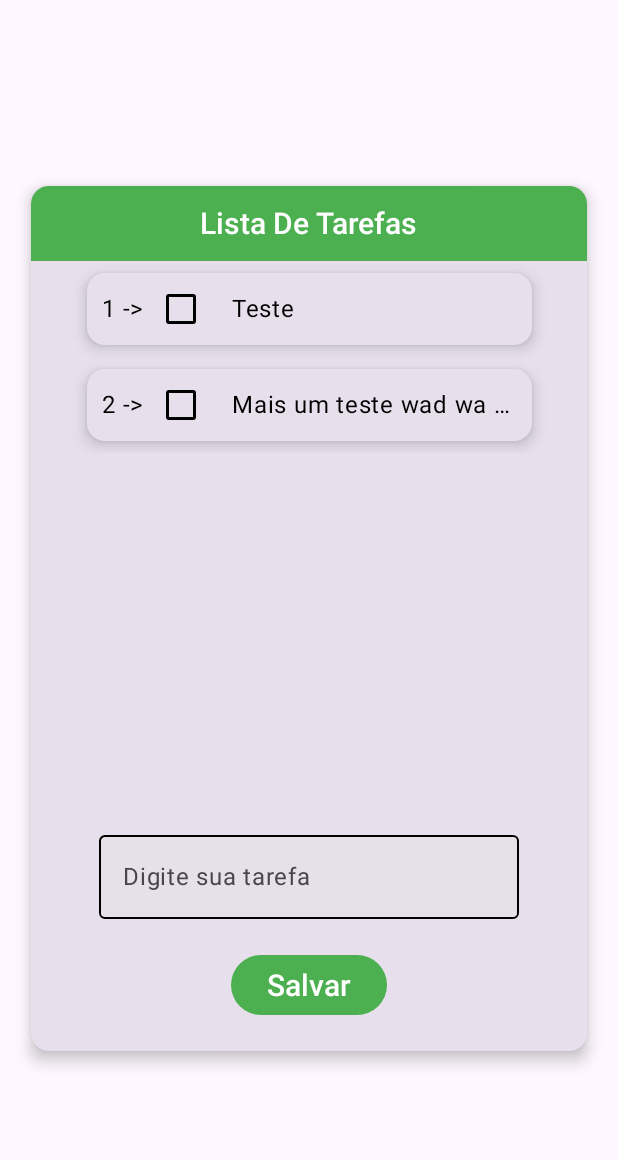
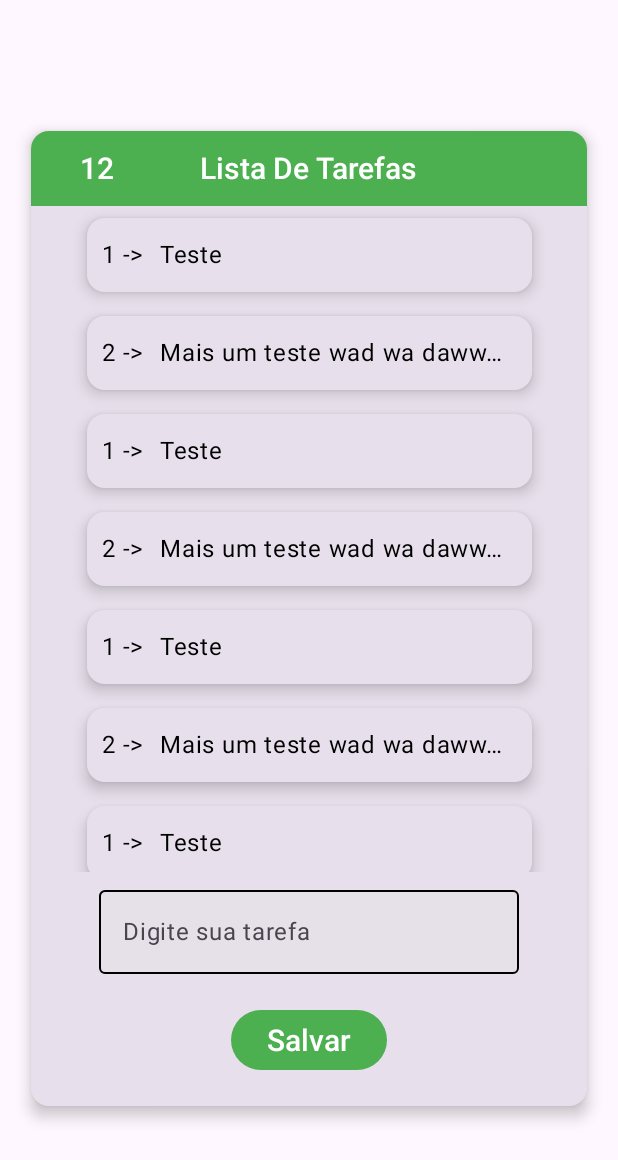
Before and after one commit to MaiconMJS/lista-de-tarefas-android, an Android app built with Jetpack Compose: the screen it shows after launch (HomeActivity), on a phone screen of 412 x 824 dp. Shown: the top 1160 px of the screen. Run offline under Robolectric (Android 15) with nearby library versions, the phone set to English and light mode, and no system bars.

Commit message:
Card view concluído

```diff
--- a/app/build.gradle.kts
+++ b/app/build.gradle.kts
@@ -40,7 +40,6 @@ android {
 }
 
 dependencies {
-
     implementation(libs.androidx.core.ktx)
     implementation(libs.androidx.lifecycle.runtime.ktx)
     implementation(libs.androidx.activity.compose)
--- a/app/src/main/java/com/newoverride/listadetarefas/dimens/Dimens.kt
+++ b/app/src/main/java/com/newoverride/listadetarefas/dimens/Dimens.kt
@@ -10,4 +10,6 @@ object Dimens {
     val paddingVerticalCardTask = 8.dp
     val paddingCheckBoxStart = 10.dp
     val paddingTaskText = 10.dp
+    val cardHeight = 650.dp
+    val taskCardHeight = 65.dp
 }
--- a/app/src/main/java/com/newoverride/listadetarefas/hooks/TaskHook.kt
+++ b/app/src/main/java/com/newoverride/listadetarefas/hooks/TaskHook.kt
@@ -1,7 +1,9 @@
 package com.newoverride.listadetarefas.hooks
 
 import androidx.compose.runtime.Composable
+import androidx.compose.runtime.LaunchedEffect
 import androidx.compose.runtime.MutableState
+import androidx.compose.runtime.mutableIntStateOf
 import androidx.compose.runtime.mutableStateListOf
 import androidx.compose.runtime.mutableStateOf
 import androidx.compose.runtime.remember
@@ -9,6 +11,9 @@ import androidx.compose.runtime.rememberCoroutineScope
 import androidx.compose.runtime.snapshots.SnapshotStateList
 import androidx.compose.ui.platform.LocalFocusManager
 import androidx.compose.ui.platform.LocalSoftwareKeyboardController
+import androidx.lifecycle.Lifecycle
+import androidx.lifecycle.compose.LocalLifecycleOwner
+import androidx.lifecycle.repeatOnLifecycle
 import com.newoverride.listadetarefas.model.TaskHookModel
 import com.newoverride.listadetarefas.model.TaskModel
 import kotlinx.coroutines.delay
@@ -21,12 +26,25 @@ fun taskHook(): TaskHookModel {
 
     val coroutineScope = rememberCoroutineScope()
 
+    val isDeleteMode = remember { mutableStateOf<Boolean>(false) }
+    val visibility = remember { mutableStateOf(false) }
+    val allTask = remember { mutableIntStateOf(0) }
     val textFieldText = remember { mutableStateOf("") }
     val isPressed = remember { mutableStateOf(false) }
     val taskList = remember {
         mutableStateListOf<TaskModel>(
             TaskModel(id = 1, message = "Teste"),
-            TaskModel(id = 2, message = "Mais um teste wad wa dawwa dwa dwadaw wa wad wad wa")
+            TaskModel(id = 2, message = "Mais um teste wad wa dawwa dwa dwadaw wa wad wad wa"),
+            TaskModel(id = 1, message = "Teste"),
+            TaskModel(id = 2, message = "Mais um teste wad wa dawwa dwa dwadaw wa wad wad wa"),
+            TaskModel(id = 1, message = "Teste"),
+            TaskModel(id = 2, message = "Mais um teste wad wa dawwa dwa dwadaw wa wad wad wa"),
+            TaskModel(id = 1, message = "Teste"),
+            TaskModel(id = 2, message = "Mais um teste wad wa dawwa dwa dwadaw wa wad wad wa"),
+            TaskModel(id = 1, message = "Teste"),
+            TaskModel(id = 2, message = "Mais um teste wad wa dawwa dwa dwadaw wa wad wad wa"),
+            TaskModel(id = 1, message = "Teste"),
+            TaskModel(id = 2, message = "Mais um teste wad wa dawwa dwa dwadaw wa wad wad wa"),
         )
     }
 
@@ -36,6 +54,43 @@ fun taskHook(): TaskHookModel {
             delay(300)
             active.value = false
         }
+    }
+
+    fun showAllTaskInfo(taskList: SnapshotStateList<TaskModel>) {
+        val total = taskList.size
+        allTask.intValue = total
+    }
+
+    fun zeroAllTaskInfo() {
+       allTask.intValue = 0
+    }
+
+    fun onDelete(taskList: SnapshotStateList<TaskModel>) {
+        animatedButton(isPressed)
+        val itemsToRemove = taskList.filter { it.marked.value }
+        taskList.removeAll(itemsToRemove)
+        showAllTaskInfo(taskList)
+        zeroAllTaskInfo()
+    }
+
+    val zeroAllTaskInfo = {
+        zeroAllTaskInfo()
+    }
+
+    val onDelete = {
+        onDelete(taskList)
+    }
+
+    fun showAllCheckBox(taskList: SnapshotStateList<TaskModel>) {
+        taskList.forEach { items ->
+            items.showCheckBox.value = true
+        }
+        visibility.value = true
+        isDeleteMode.value = true
+    }
+
+    val showAllCheckBox = {
+        showAllCheckBox(taskList)
     }
 
     fun verifyTextFieldAndAddTask(taskList: SnapshotStateList<TaskModel>) {
@@ -51,12 +106,50 @@ fun taskHook(): TaskHookModel {
 
     val saveTask = {
         verifyTextFieldAndAddTask(taskList)
+        showAllTaskInfo(taskList)
+    }
+
+    fun hideX(taskList: SnapshotStateList<TaskModel>) {
+        taskList.forEach { items ->
+            items.marked.value = false
+            items.showCheckBox.value = false
+        }
+        visibility.value = false
+        showAllTaskInfo(taskList)
+        isDeleteMode.value = false
+    }
+
+    val hideX = {
+        hideX(taskList)
+    }
+
+    fun incrementTaskCont() {
+        allTask.intValue++
+    }
+
+    val checkedCont = {
+        incrementTaskCont()
+    }
+
+    val lifecycleOwner = LocalLifecycleOwner.current
+    LaunchedEffect(lifecycleOwner) {
+        lifecycleOwner.repeatOnLifecycle(Lifecycle.State.STARTED) {
+            if (taskList.isNotEmpty()) if (!taskList[0].showCheckBox.value) showAllTaskInfo(taskList)
+        }
     }
 
     return TaskHookModel(
         textFieldText = textFieldText,
         isPressed = isPressed,
         taskList = taskList,
-        saveTask = saveTask
+        saveTask = saveTask,
+        allTask = allTask,
+        showAllCheckBox = showAllCheckBox,
+        zeroAllTaskInfo = zeroAllTaskInfo,
+        visibility = visibility,
+        hideX = hideX,
+        checkedCont = checkedCont,
+        onDelete = onDelete,
+        isDeleteMode = isDeleteMode
     )
 }
--- a/app/src/main/java/com/newoverride/listadetarefas/model/TaskHookModel.kt
+++ b/app/src/main/java/com/newoverride/listadetarefas/model/TaskHookModel.kt
@@ -1,5 +1,6 @@
 package com.newoverride.listadetarefas.model
 
+import androidx.compose.runtime.MutableIntState
 import androidx.compose.runtime.MutableState
 import androidx.compose.runtime.snapshots.SnapshotStateList
 
@@ -8,4 +9,12 @@ data class TaskHookModel(
     val isPressed: MutableState<Boolean>,
     val taskList: SnapshotStateList<TaskModel>,
     val saveTask: () -> Unit,
+    val allTask: MutableIntState,
+    val showAllCheckBox: () -> Unit,
+    val zeroAllTaskInfo: () -> Unit,
+    val visibility: MutableState<Boolean>,
+    val hideX: () -> Unit,
+    val checkedCont: () -> Unit,
+    val onDelete: () -> Unit,
+    val isDeleteMode: MutableState<Boolean>
 )
--- a/app/src/main/java/com/newoverride/listadetarefas/model/TaskModel.kt
+++ b/app/src/main/java/com/newoverride/listadetarefas/model/TaskModel.kt
@@ -5,6 +5,7 @@ import androidx.compose.runtime.mutableStateOf
 
 data class TaskModel(
     val id: Int,
+    val showCheckBox: MutableState<Boolean> = mutableStateOf(false),
     val marked: MutableState<Boolean> = mutableStateOf(false),
     val message: String
 )
--- a/app/src/main/java/com/newoverride/listadetarefas/ui/components/ButtonCustom.kt
+++ b/app/src/main/java/com/newoverride/listadetarefas/ui/components/ButtonCustom.kt
@@ -9,6 +9,7 @@ import androidx.compose.material3.ButtonDefaults
 import androidx.compose.material3.MaterialTheme
 import androidx.compose.material3.Text
 import androidx.compose.runtime.Composable
+import androidx.compose.runtime.MutableState
 import androidx.compose.runtime.getValue
 import androidx.compose.ui.Modifier
 import androidx.compose.ui.draw.scale
@@ -19,23 +20,31 @@ import com.newoverride.listadetarefas.dimens.Dimens
 @Composable
 fun ButtonCustom(
     onClick: () -> Unit,
-    isPressed: Boolean,
+    onDelete: () -> Unit,
+    isPressed: MutableState<Boolean>,
+    isDeleteMode: MutableState<Boolean>
 ) {
     val scale by animateFloatAsState(
-        targetValue = if (isPressed) 0.9f else 1.0f,
+        targetValue = if (isPressed.value) 0.9f else 1.0f,
         animationSpec = spring(
             dampingRatio = Spring.DampingRatioMediumBouncy,
             stiffness = Spring.StiffnessMedium
         ),
         label = "spring-press-scale"
     )
+
+    val modifier = Modifier
+        .scale(scale)
+        .padding(bottom = Dimens.buttonBottomPadding)
+
     Button(
-        onClick = onClick,
-        colors = ButtonDefaults.buttonColors(containerColor = MaterialTheme.colorScheme.tertiary),
-        modifier = Modifier
-            .scale(scale)
-            .padding(bottom = Dimens.buttonBottomPadding),
+        onClick = if (isDeleteMode.value) onDelete else onClick,
+        colors = ButtonDefaults.buttonColors(containerColor = if (isDeleteMode.value) MaterialTheme.colorScheme.onSecondary else MaterialTheme.colorScheme.tertiary),
+        modifier = modifier
     ) {
-        Text(text = stringResource(R.string.salvar), style = MaterialTheme.typography.labelSmall)
+        Text(
+            text = stringResource(if (isDeleteMode.value) R.string.deletar else R.string.salvar),
+            style = MaterialTheme.typography.labelSmall
+        )
     }
 }
--- a/app/src/main/java/com/newoverride/listadetarefas/ui/components/CardCustom.kt
+++ b/app/src/main/java/com/newoverride/listadetarefas/ui/components/CardCustom.kt
@@ -5,10 +5,12 @@ import androidx.compose.foundation.layout.Column
 import androidx.compose.foundation.layout.fillMaxHeight
 import androidx.compose.foundation.layout.fillMaxSize
 import androidx.compose.foundation.layout.fillMaxWidth
+import androidx.compose.foundation.layout.heightIn
 import androidx.compose.material3.Card
 import androidx.compose.material3.CardDefaults
 import androidx.compose.material3.MaterialTheme
 import androidx.compose.runtime.Composable
+import androidx.compose.runtime.MutableIntState
 import androidx.compose.runtime.MutableState
 import androidx.compose.runtime.snapshots.SnapshotStateList
 import androidx.compose.ui.Alignment
@@ -21,7 +23,15 @@ fun CardCustom(
     textFieldText: MutableState<String>,
     saveTask: () -> Unit,
     taskList: SnapshotStateList<TaskModel>,
-    isPressed: MutableState<Boolean>
+    isPressed: MutableState<Boolean>,
+    allTask: MutableIntState,
+    showAllCheckBox: () -> Unit,
+    zeroAllTaskInfo: () -> Unit,
+    visibility: MutableState<Boolean>,
+    hideX: () -> Unit,
+    checkedCont: () -> Unit,
+    onDelete: () -> Unit,
+    isDeleteMode: MutableState<Boolean>
 ) {
     Card(
         elevation = CardDefaults.cardElevation(defaultElevation = Dimens.cardElevation),
@@ -31,18 +41,20 @@ fun CardCustom(
         ),
         modifier = Modifier
             .fillMaxWidth(0.9f)
-            .fillMaxHeight(0.7f)
+            .heightIn(max = Dimens.cardHeight)
     ) {
-        TitleCard()
+        TitleCardWithInfo(allTask = allTask, visibility = visibility, hideX = hideX)
         Box(modifier = Modifier.fillMaxSize()) {
-            Column(
+            LazyColumnCustom(
+                taskList = taskList,
+                checkedCont = checkedCont,
+                showAllCheckBox = showAllCheckBox,
+                zeroAllTaskInfo = zeroAllTaskInfo,
                 modifier = Modifier
-                    .fillMaxWidth()
-                    .fillMaxHeight(0.72f),
+                    .fillMaxHeight(0.74f)
+                    .fillMaxWidth(),
                 horizontalAlignment = Alignment.CenterHorizontally
-            ) {
-                LazyColumnCustom(taskList = taskList)
-            }
+            )
             Column(
                 modifier = Modifier
                     .align(Alignment.BottomCenter)
@@ -52,7 +64,9 @@ fun CardCustom(
                 TextFieldCustom(textFieldText = textFieldText)
                 ButtonCustom(
                     onClick = saveTask,
-                    isPressed = isPressed.value
+                    isPressed = isPressed,
+                    onDelete = onDelete,
+                    isDeleteMode = isDeleteMode
                 )
             }
         }
--- a/app/src/main/java/com/newoverride/listadetarefas/ui/components/LazyColumnCustom.kt
+++ b/app/src/main/java/com/newoverride/listadetarefas/ui/components/LazyColumnCustom.kt
@@ -3,14 +3,26 @@ package com.newoverride.listadetarefas.ui.components
 import androidx.compose.foundation.lazy.LazyColumn
 import androidx.compose.runtime.Composable
 import androidx.compose.runtime.snapshots.SnapshotStateList
+import androidx.compose.ui.Alignment
+import androidx.compose.ui.Modifier
 import com.newoverride.listadetarefas.model.TaskModel
 
 @Composable
-fun LazyColumnCustom(taskList: SnapshotStateList<TaskModel>) {
-    LazyColumn {
+fun LazyColumnCustom(
+    taskList: SnapshotStateList<TaskModel>,
+    modifier: Modifier,
+    horizontalAlignment: Alignment.Horizontal,
+    showAllCheckBox: () -> Unit,
+    zeroAllTaskInfo: () -> Unit,
+    checkedCont: () -> Unit
+) {
+    LazyColumn(modifier = modifier, horizontalAlignment = horizontalAlignment) {
         items(taskList.size) { index ->
             TaskCardCustom(
-                task = taskList[index]
+                task = taskList[index],
+                showAllCheckBox = showAllCheckBox,
+                zeroAllTaskInfo = zeroAllTaskInfo,
+                checkedCont = checkedCont
             )
         }
     }
--- a/app/src/main/java/com/newoverride/listadetarefas/ui/components/TaskCardCustom.kt
+++ b/app/src/main/java/com/newoverride/listadetarefas/ui/components/TaskCardCustom.kt
@@ -1,8 +1,11 @@
 package com.newoverride.listadetarefas.ui.components
 
+import androidx.compose.foundation.gestures.detectTapGestures
 import androidx.compose.foundation.layout.Arrangement
 import androidx.compose.foundation.layout.Row
+import androidx.compose.foundation.layout.fillMaxHeight
 import androidx.compose.foundation.layout.fillMaxWidth
+import androidx.compose.foundation.layout.height
 import androidx.compose.foundation.layout.padding
 import androidx.compose.material3.Card
 import androidx.compose.material3.CardDefaults
@@ -12,23 +15,40 @@ import androidx.compose.material3.MaterialTheme
 import androidx.compose.runtime.Composable
 import androidx.compose.ui.Alignment
 import androidx.compose.ui.Modifier
+import androidx.compose.ui.input.pointer.pointerInput
 import com.newoverride.listadetarefas.dimens.Dimens
 import com.newoverride.listadetarefas.model.TaskModel
 
 @Composable
-fun TaskCardCustom(task: TaskModel) {
+fun TaskCardCustom(
+    task: TaskModel,
+    showAllCheckBox: () -> Unit,
+    zeroAllTaskInfo: () -> Unit,
+    checkedCont: () -> Unit
+) {
     Card(
         elevation = CardDefaults.cardElevation(defaultElevation = Dimens.cardElevation),
         shape = CardDefaults.shape,
+        modifier = Modifier
+            .fillMaxWidth(0.8f)
+            .height(Dimens.taskCardHeight)
+            .padding(vertical = Dimens.paddingVerticalCardTask)
+            .pointerInput(Unit) {
+                detectTapGestures(
+                    onLongPress = {
+                        showAllCheckBox()
+                        zeroAllTaskInfo()
+                    },
+                )
+            },
         colors = CardDefaults.cardColors(
             containerColor = MaterialTheme.colorScheme.surfaceVariant
-        ),
-        modifier = Modifier
-            .fillMaxWidth(0.8f)
-            .padding(vertical = Dimens.paddingVerticalCardTask)
+        )
     ) {
         Row(
-            modifier = Modifier.fillMaxWidth(),
+            modifier = Modifier
+                .fillMaxWidth()
+                .fillMaxHeight(),
             horizontalArrangement = Arrangement.SpaceBetween,
             verticalAlignment = Alignment.CenterVertically
         ) {
@@ -38,13 +58,16 @@ fun TaskCardCustom(task: TaskModel) {
                 verticalAlignment = Alignment.CenterVertically
             ) {
                 TextCustomTaskCard(text = "${task.id} ->")
-                Checkbox(
+                if (task.showCheckBox.value) Checkbox(
                     checked = task.marked.value,
                     colors = CheckboxDefaults.colors(
                         checkedColor = MaterialTheme.colorScheme.tertiary,
                         uncheckedColor = MaterialTheme.colorScheme.onPrimary
                     ),
-                    onCheckedChange = { task.marked.value = it },
+                    onCheckedChange = {
+                        task.marked.value = it
+                        checkedCont()
+                    },
                 )
             }
             Row(
--- a/app/src/main/java/com/newoverride/listadetarefas/ui/components/TitleCard.kt
+++ /dev/null
@@ -1,31 +0,0 @@
-package com.newoverride.listadetarefas.ui.components
-
-import androidx.compose.foundation.background
-import androidx.compose.foundation.layout.Box
-import androidx.compose.foundation.layout.fillMaxWidth
-import androidx.compose.foundation.layout.size
-import androidx.compose.material3.MaterialTheme
-import androidx.compose.material3.Text
-import androidx.compose.runtime.Composable
-import androidx.compose.ui.Alignment
-import androidx.compose.ui.Modifier
-import androidx.compose.ui.res.stringResource
-import androidx.compose.ui.unit.dp
-import com.newoverride.listadetarefas.R
-import com.newoverride.listadetarefas.dimens.Dimens
-
-@Composable
-fun TitleCard() {
-    Box(
-        modifier = Modifier
-            .fillMaxWidth()
-            .size(width = 0.dp, height = Dimens.boxTitleCardHeight)
-            .background(color = MaterialTheme.colorScheme.tertiary),
-        contentAlignment = Alignment.Center
-    ) {
-        Text(
-            text = stringResource(R.string.app_name),
-            style = MaterialTheme.typography.labelSmall,
-        )
-    }
-}
--- /dev/null
+++ b/app/src/main/java/com/newoverride/listadetarefas/ui/components/TitleCardWithInfo.kt
@@ -0,0 +1,60 @@
+package com.newoverride.listadetarefas.ui.components
+
+import androidx.compose.foundation.background
+import androidx.compose.foundation.gestures.detectTapGestures
+import androidx.compose.foundation.layout.Arrangement
+import androidx.compose.foundation.layout.Row
+import androidx.compose.foundation.layout.fillMaxWidth
+import androidx.compose.foundation.layout.size
+import androidx.compose.material3.MaterialTheme
+import androidx.compose.material3.Text
+import androidx.compose.runtime.Composable
+import androidx.compose.runtime.MutableIntState
+import androidx.compose.runtime.MutableState
+import androidx.compose.ui.Alignment
+import androidx.compose.ui.Modifier
+import androidx.compose.ui.input.pointer.pointerInput
+import androidx.compose.ui.res.stringResource
+import androidx.compose.ui.unit.dp
+import com.newoverride.listadetarefas.R
+import com.newoverride.listadetarefas.dimens.Dimens
+
+@Composable
+fun TitleCardWithInfo(
+    allTask: MutableIntState,
+    visibility: MutableState<Boolean>,
+    hideX: () -> Unit
+) {
+    Row(
+        modifier = Modifier
+            .fillMaxWidth()
+            .size(width = 0.dp, height = Dimens.boxTitleCardHeight)
+            .background(color = MaterialTheme.colorScheme.tertiary),
+        horizontalArrangement = Arrangement.SpaceAround,
+        verticalAlignment = Alignment.CenterVertically
+    ) {
+        Row(
+            modifier = Modifier
+                .fillMaxWidth(0.1f),
+            horizontalArrangement = Arrangement.Center
+
+        ) {
+            Text(text = "${allTask.intValue}", style = MaterialTheme.typography.labelSmall)
+        }
+        Row(
+            modifier = Modifier.fillMaxWidth(0.7f),
+            horizontalArrangement = Arrangement.SpaceBetween
+        ) {
+            Text(
+                text = stringResource(R.string.app_name),
+                style = MaterialTheme.typography.labelSmall,
+            )
+            if (visibility.value) Text(
+                text = "X",
+                style = MaterialTheme.typography.labelSmall,
+                modifier = Modifier.pointerInput(Unit) {
+                    detectTapGestures(onTap = { hideX() })
+                })
+        }
+    }
+}
--- a/app/src/main/java/com/newoverride/listadetarefas/ui/theme/Color.kt
+++ b/app/src/main/java/com/newoverride/listadetarefas/ui/theme/Color.kt
@@ -6,6 +6,8 @@ val Purple80 = Color(0xFFD0BCFF)
 val PurpleGrey80 = Color(0xFFCCC2DC)
 val Green = Color(0xFF4CAF50)
 val GreenDark = Color(0xFF1B5E20)
+val Red = Color(0xFFF44336)
+val RedDark = Color(0xFFB71C1C)
 val Black = Color(0xFF000000)
 val White = Color(0xFFFFFFFF)
 val Purple40 = Color(0xFF6650a4)
--- a/app/src/main/java/com/newoverride/listadetarefas/ui/theme/Theme.kt
+++ b/app/src/main/java/com/newoverride/listadetarefas/ui/theme/Theme.kt
@@ -14,13 +14,15 @@ private val DarkColorScheme = darkColorScheme(
     primary = Purple80,
     secondary = PurpleGrey80,
     onPrimary = White,
-    tertiary = GreenDark,
+    onSecondary = RedDark,
+    tertiary = GreenDark
 )
 
 private val LightColorScheme = lightColorScheme(
     primary = Purple40,
     secondary = PurpleGrey40,
     onPrimary = Black,
+    onSecondary = Red,
     tertiary = Green,
 
     /* Other default colors to override
--- a/app/src/main/java/com/newoverride/listadetarefas/ui/view/HomeView.kt
+++ b/app/src/main/java/com/newoverride/listadetarefas/ui/view/HomeView.kt
@@ -1,7 +1,11 @@
 package com.newoverride.listadetarefas.ui.view
 
-import androidx.compose.foundation.layout.Box
+import androidx.compose.foundation.layout.Arrangement
+import androidx.compose.foundation.layout.Column
 import androidx.compose.foundation.layout.fillMaxSize
+import androidx.compose.foundation.layout.imePadding
+import androidx.compose.foundation.rememberScrollState
+import androidx.compose.foundation.verticalScroll
 import androidx.compose.material3.MaterialTheme
 import androidx.compose.material3.Surface
 import androidx.compose.runtime.Composable
@@ -20,12 +24,27 @@ fun HomeView() {
         Surface(
             modifier = Modifier.fillMaxSize(), color = MaterialTheme.colorScheme.background
         ) {
-            Box(modifier = Modifier.fillMaxSize(), contentAlignment = Alignment.Center) {
+            Column(
+                modifier = Modifier
+                    .verticalScroll(rememberScrollState())
+                    .fillMaxSize()
+                    .imePadding(),
+                horizontalAlignment = Alignment.CenterHorizontally,
+                verticalArrangement = Arrangement.Center
+            ) {
                 CardCustom(
                     textFieldText = taskHook.textFieldText,
                     saveTask = taskHook.saveTask,
                     isPressed = taskHook.isPressed,
-                    taskList = taskHook.taskList
+                    taskList = taskHook.taskList,
+                    showAllCheckBox = taskHook.showAllCheckBox,
+                    allTask = taskHook.allTask,
+                    zeroAllTaskInfo = taskHook.zeroAllTaskInfo,
+                    visibility = taskHook.visibility,
+                    hideX = taskHook.hideX,
+                    checkedCont = taskHook.checkedCont,
+                    onDelete = taskHook.onDelete,
+                    isDeleteMode = taskHook.isDeleteMode
                 )
             }
         }
--- a/app/src/main/res/values/strings.xml
+++ b/app/src/main/res/values/strings.xml
@@ -2,4 +2,5 @@
     <string name="app_name">Lista De Tarefas</string>
     <string name="tarefa">Digite sua tarefa</string>
     <string name="salvar">Salvar</string>
+    <string name="deletar">Deletar</string>
 </resources>
--- a/gradle/libs.versions.toml
+++ b/gradle/libs.versions.toml
@@ -5,6 +5,7 @@ coreKtx = "1.16.0"
 junit = "4.13.2"
 junitVersion = "1.2.1"
 espressoCore = "3.6.1"
+lifecycleRuntimeCompose = "2.8.7"
 lifecycleRuntimeKtx = "2.8.7"
 activityCompose = "1.10.1"
 composeBom = "2024.09.00"
@@ -24,6 +25,7 @@ androidx-ui-tooling-preview = { group = "androidx.compose.ui", name = "ui-toolin
 androidx-ui-test-manifest = { group = "androidx.compose.ui", name = "ui-test-manifest" }
 androidx-ui-test-junit4 = { group = "androidx.compose.ui", name = "ui-test-junit4" }
 androidx-material3 = { group = "androidx.compose.material3", name = "material3" }
+lifecycle-runtime-compose = { module = "androidx.lifecycle:lifecycle-runtime-compose", version.ref = "lifecycleRuntimeCompose" }
 
 [plugins]
 android-application = { id = "com.android.application", version.ref = "agp" }
```
